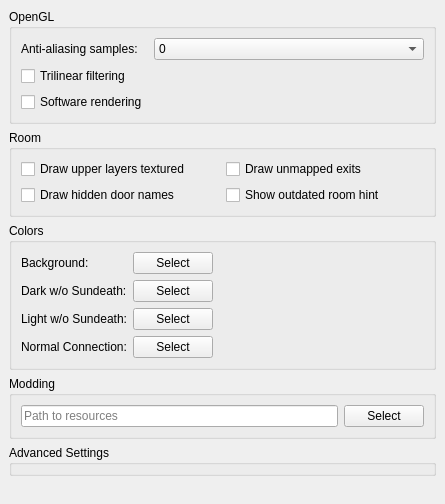
The window that src/preferences/graphicspage.ui (MUME/MMapper) describes before a commit, drawn with Qt 5.
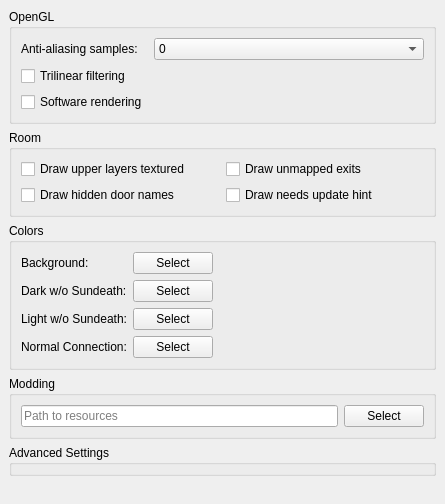
The same window after the commit.

Diff of the .ui file:
```diff
--- a/src/preferences/graphicspage.ui
+++ b/src/preferences/graphicspage.ui
@@ -176,7 +176,7 @@
       <item row="1" column="1">
        <widget class="QCheckBox" name="updated">
         <property name="text">
-         <string>Show outdated room hint</string>
+         <string>Draw needs update hint</string>
         </property>
        </widget>
       </item>
```
Left out of the diff: 4 changed lines with no effect on the pictures.
